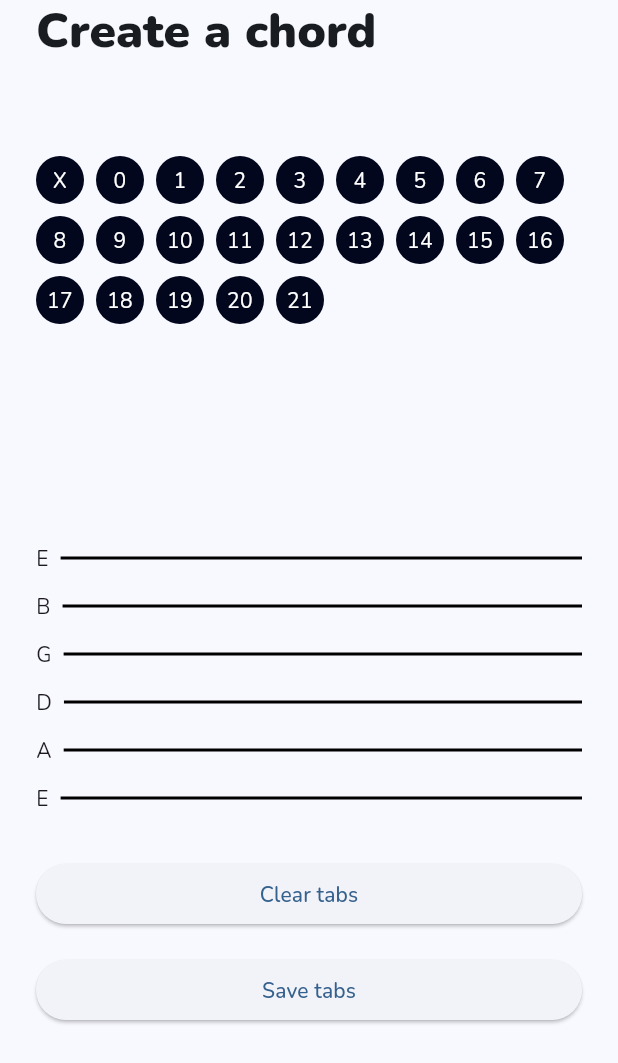
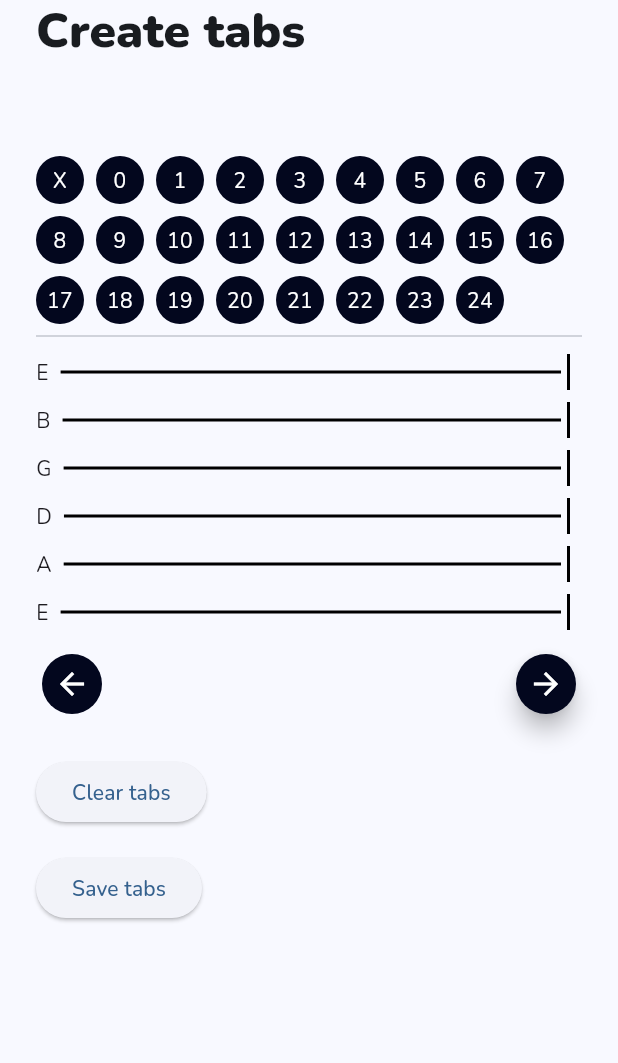
Before and after one commit to stokkefar/String-stack, a Flutter app: the screen it shows after launch, after a tap on "Next", on a phone screen of 412 x 824 dp. Shown: the top 1063 px of the screen. Run offline on Flutter 3.47's test engine with Material 3 defaults, Android fonts, the phone set to English and light mode, and no system bars; our stand-ins replace get_it, google_fonts, injectable, signals.

Commit message:
sort of works

```diff
--- a/lib/domain/models/guitar_string.dart
+++ b/lib/domain/models/guitar_string.dart
@@ -5,12 +5,12 @@ class GuitarString {
   const GuitarString({
     required this.note,
     required this.stringNumber,
-    this.fingerPosition,
+    this.tabs = const [],
   });
 
   final Note note;
   final int stringNumber;
-  final FretPosition? fingerPosition;
+  final List<TabNote> tabs;
 
   String get stringName =>
       '$stringNumber${_getOrdinalSuffix(stringNumber)} string';
@@ -28,18 +28,24 @@ class GuitarString {
     }
   }
 
-  GuitarString copyWith({Note? note, Object? fingerPosition = _sentinel}) =>
-      GuitarString(
-        note: note ?? this.note,
-        fingerPosition: fingerPosition == _sentinel
-            ? this.fingerPosition
-            : fingerPosition as FretPosition?,
-        stringNumber: stringNumber,
-      );
-
-  static const Object _sentinel = Object();
+  @override
+  bool operator ==(Object other) =>
+      identical(this, other) ||
+      other is GuitarString &&
+          runtimeType == other.runtimeType &&
+          note == other.note &&
+          stringNumber == other.stringNumber;
 
   @override
-  String toString() =>
-      '${note.sharp} position: ${fingerPosition?.position ?? 'empty'}';
+  int get hashCode => note.hashCode ^ stringNumber.hashCode;
+
+  GuitarString copyWith({Note? note}) =>
+      GuitarString(note: note ?? this.note, stringNumber: stringNumber);
 }
+
+class TabNote {
+  final FretPosition fingerPosition;
+  final double neckPlacement;
+
+  TabNote(this.fingerPosition, this.neckPlacement);
+}
--- a/lib/main.dart
+++ b/lib/main.dart
@@ -15,6 +15,12 @@ class MyApp extends StatelessWidget {
     return MaterialApp(
       title: 'Flutter Demo',
       theme: ThemeData(
+        floatingActionButtonTheme: FloatingActionButtonThemeData(
+          disabledElevation: 0,
+          shape: CircleBorder(),
+          backgroundColor: Color(0xFF03071e),
+          foregroundColor: Colors.white,
+        ),
         textTheme: GoogleFonts.nunitoTextTheme().copyWith(
           headlineLarge: GoogleFonts.nunito().copyWith(
             fontWeight: FontWeight.w900,
--- a/lib/presentation/chord_creator/chord_creator_screen.dart
+++ b/lib/presentation/chord_creator/chord_creator_screen.dart
@@ -5,8 +5,8 @@ import 'package:string_stack/di/di_setup.dart';
 import 'package:string_stack/domain/models/fret_position.dart';
 import 'package:string_stack/domain/models/tuning.dart';
 import 'package:string_stack/modifiers/padding.dart';
-import 'package:string_stack/presentation/chord_creator/widgets/fret_index.dart';
-import 'package:string_stack/presentation/chord_creator/widgets/tab_grid.dart';
+import 'package:string_stack/presentation/tabs_creator/widgets/fret_index.dart';
+import 'package:string_stack/presentation/tabs_creator/widgets/tab_grid.dart';
 import 'package:string_stack/presentation/chord_creator/chord_creator_view_model.dart';
 
 class ChordCreatorScreen extends StatelessWidget {
@@ -58,7 +58,7 @@ class ChordCreatorScreen extends StatelessWidget {
             Spacer(),
             TabGrid(
               tuning: tuning,
-              onMoveToFret: (stringTab) {
+              onPlaceTab: (stringTab) {
                 vm.onPlaceTab(stringTab);
                 HapticFeedback.lightImpact();
               },
@@ -67,8 +67,6 @@ class ChordCreatorScreen extends StatelessWidget {
                 HapticFeedback.mediumImpact();
               },
               tabs: vm.tabs.watch(context),
-              onClear: () => vm.clearTabs(),
-              onSave: () {},
             ),
             Spacer(),
           ],
--- a/lib/presentation/chord_creator/chord_creator_view_model.dart
+++ b/lib/presentation/chord_creator/chord_creator_view_model.dart
@@ -19,53 +19,53 @@ class ChordCreatorViewModel {
   }
 
   void onPlaceTab(GuitarString incomingStringTab) {
-    final currentTabs = List<GuitarString>.from(tabs.value);
+    // final currentTabs = List<GuitarString>.from(tabs.value);
 
-    // Create the occupied finger position
-    FretPosition? fingerPosition = incomingStringTab.fingerPosition?.copyWith(
-      note: incomingStringTab.note,
-    );
+    // // Create the occupied finger position
+    // FretPosition? fingerPosition = incomingStringTab.fingerPosition?.copyWith(
+    //   note: incomingStringTab.note,
+    // );
 
-    // Create the updated tab with finger position to be set at the end
-    final updatedString = incomingStringTab.copyWith(
-      fingerPosition: fingerPosition,
-    );
+    // // Create the updated tab with finger position to be set at the end
+    // final updatedString = incomingStringTab.copyWith(
+    //   fingerPosition: fingerPosition,
+    // );
 
-    // Check if incoming tab already is occupied
-    if (incomingStringTab.fingerPosition?.note == null) {
-      // If not we update the list by index so the string is still positioned correctly
-      final index = currentTabs.indexWhere(
-        (tab) =>
-            tab.note == incomingStringTab.note &&
-            tab.stringNumber == incomingStringTab.stringNumber,
-      );
-      if (index != -1) {
-        currentTabs[index] = updatedString;
-      }
-    } else {
-      // If incoming tab has a note we remove the position from the
-      // previous string and place it on the new (incoming) string
-      final indexOldString = currentTabs.indexWhere(
-        (tab) => tab.note == incomingStringTab.fingerPosition?.note,
-      );
+    // // Check if incoming tab already is occupied
+    // if (incomingStringTab.fingerPosition?.note == null) {
+    //   // If not we update the list by index so the string is still positioned correctly
+    //   final index = currentTabs.indexWhere(
+    //     (tab) =>
+    //         tab.note == incomingStringTab.note &&
+    //         tab.stringNumber == incomingStringTab.stringNumber,
+    //   );
+    //   if (index != -1) {
+    //     currentTabs[index] = updatedString;
+    //   }
+    // } else {
+    //   // If incoming tab has a note we remove the position from the
+    //   // previous string and place it on the new (incoming) string
+    //   final indexOldString = currentTabs.indexWhere(
+    //     (tab) => tab.note == incomingStringTab.fingerPosition?.note,
+    //   );
 
-      if (indexOldString != -1) {
-        currentTabs[indexOldString] = currentTabs[indexOldString].copyWith(
-          fingerPosition: null,
-        );
-      }
+    //   if (indexOldString != -1) {
+    //     currentTabs[indexOldString] = currentTabs[indexOldString].copyWith(
+    //       fingerPosition: null,
+    //     );
+    //   }
 
-      final indexIncoming = currentTabs.indexWhere(
-        (tab) =>
-            tab.note == incomingStringTab.note &&
-            tab.stringNumber == incomingStringTab.stringNumber,
-      );
+    //   final indexIncoming = currentTabs.indexWhere(
+    //     (tab) =>
+    //         tab.note == incomingStringTab.note &&
+    //         tab.stringNumber == incomingStringTab.stringNumber,
+    //   );
 
-      if (indexIncoming != -1) {
-        currentTabs[indexIncoming] = updatedString;
-      }
-    }
-    tabs.set(currentTabs);
+    //   if (indexIncoming != -1) {
+    //     currentTabs[indexIncoming] = updatedString;
+    //   }
+    // }
+    // tabs.set(currentTabs);
   }
 
   void removeStringTab(GuitarString stringTab) {
@@ -77,18 +77,18 @@ class ChordCreatorViewModel {
           tab.stringNumber == stringTab.stringNumber,
     );
 
-    currentTabs[index] = currentTabs[index].copyWith(fingerPosition: null);
+    // currentTabs[index] = currentTabs[index].copyWith(fingerPosition: null);
 
     tabs.set(currentTabs);
   }
 
   void handlePlaceTabOnTap(FretPosition fret) {
-    for (GuitarString string in tabs.value) {
-      if (string.fingerPosition == null) {
-        onPlaceTab(string.copyWith(fingerPosition: fret));
-        return;
-      }
-    }
+    // for (GuitarString string in tabs.value) {
+    //   if (string.fingerPosition == null) {
+    //     onPlaceTab(string.copyWith(fingerPosition: fret));
+    //     return;
+    //   }
+    // }
   }
 
   void clearTabs() {
--- a/lib/presentation/chord_creator/widgets/string_item.dart
+++ /dev/null
@@ -1,71 +0,0 @@
-import 'package:flutter/material.dart';
-import 'package:string_stack/domain/models/fret_position.dart';
-import 'package:string_stack/domain/models/guitar_string.dart';
-import 'package:string_stack/presentation/chord_creator/widgets/fret_index.dart';
-
-class String extends StatelessWidget {
-  const String({
-    super.key,
-    required this.string,
-    required this.onPlaceTab,
-    this.onOccupiedTabTapped,
-    this.occupiedString,
-  });
-  final GuitarString string;
-  final Function(GuitarString) onPlaceTab;
-  final Function(GuitarString)? onOccupiedTabTapped;
-  final GuitarString? occupiedString;
-
-  @override
-  Widget build(BuildContext context) {
-    return SizedBox(
-      height: 32,
-      child: Stack(
-        alignment: Alignment.center,
-        children: [
-          SizedBox.expand(
-            child: DragTarget<FretPosition>(
-              onAcceptWithDetails: (details) {
-                final fret = details.data;
-
-                final stringTab = GuitarString(
-                  note: string.note,
-                  stringNumber: string.stringNumber,
-                  fingerPosition: fret,
-                );
-                onPlaceTab(stringTab);
-              },
-              builder: (context, _, _) {
-                return Row(
-                  crossAxisAlignment: CrossAxisAlignment.center,
-                  children: [
-                    Text(string.note.sharp),
-                    const SizedBox(width: 8),
-                    Expanded(
-                      child: SizedBox(
-                        height: 2,
-                        child: DecoratedBox(
-                          decoration: BoxDecoration(color: Colors.black),
-                        ),
-                      ),
-                    ),
-                  ],
-                );
-              },
-            ),
-          ),
-          SizedBox(
-            height: 32,
-            child: occupiedString?.fingerPosition != null
-                ? FretIndex(
-                    fret: occupiedString!.fingerPosition!,
-                    removeWhenDragging: true,
-                    onTap: () => onOccupiedTabTapped?.call(occupiedString!),
-                  )
-                : const SizedBox.shrink(),
-          ),
-        ],
-      ),
-    );
-  }
-}
--- a/lib/presentation/chord_creator/widgets/tab_grid.dart
+++ /dev/null
@@ -1,50 +0,0 @@
-import 'package:flutter/material.dart';
-import 'package:string_stack/domain/models/guitar_string.dart';
-import 'package:string_stack/domain/models/tuning.dart';
-import 'package:string_stack/presentation/chord_creator/widgets/string_item.dart';
-import 'package:collection/collection.dart';
-
-class TabGrid extends StatelessWidget {
-  const TabGrid({
-    super.key,
-    required this.tuning,
-    required this.onMoveToFret,
-    required this.tabs,
-    required this.onClear,
-    required this.onSave,
-    this.onOccupiedTabTapped,
-  });
-  final Function(GuitarString) onMoveToFret;
-  final Tuning tuning;
-  final List<GuitarString> tabs;
-  final VoidCallback onClear;
-  final VoidCallback onSave;
-  final Function(GuitarString)? onOccupiedTabTapped;
-
-  @override
-  Widget build(BuildContext context) {
-    return ListView(
-      shrinkWrap: true,
-      physics: NeverScrollableScrollPhysics(),
-      children: [
-        ...List.generate(6, (index) {
-          final string = tuning.getStringInfo(index);
-          return String(
-            string: string,
-            onPlaceTab: (stringTab) => onMoveToFret(stringTab),
-            onOccupiedTabTapped: onOccupiedTabTapped,
-            occupiedString: tabs.firstWhereOrNull(
-              (tab) =>
-                  tab.stringNumber == string.stringNumber &&
-                  tab.note == string.note,
-            ),
-          );
-        }),
-        const SizedBox(height: 24),
-        ElevatedButton(onPressed: onClear, child: Text("Clear tabs")),
-        const SizedBox(height: 16),
-        ElevatedButton(onPressed: onSave, child: Text("Save tabs")),
-      ],
-    );
-  }
-}
--- a/lib/presentation/start/start_screen.dart
+++ b/lib/presentation/start/start_screen.dart
@@ -5,7 +5,7 @@ import 'package:string_stack/modifiers/padding.dart';
 import 'package:string_stack/presentation/start/start_view_model.dart';
 import 'package:string_stack/presentation/start/widgets/custom_tuning_wheel.dart';
 import 'package:string_stack/presentation/start/widgets/tunings_wheel.dart';
-import 'package:string_stack/presentation/chord_creator/chord_creator_screen.dart';
+import 'package:string_stack/presentation/tabs_creator/tabs_creator_screen.dart';
 
 class StartScreen extends StatelessWidget {
   StartScreen({super.key});
@@ -19,7 +19,7 @@ class StartScreen extends StatelessWidget {
           crossAxisAlignment: CrossAxisAlignment.start,
           children: [
             Text(
-              "Create song tabs",
+              "What tuning are you working with?",
               style: Theme.of(context).textTheme.headlineLarge,
             ),
             const SizedBox(height: 24),
@@ -79,7 +79,7 @@ class StartScreen extends StatelessWidget {
                   Navigator.push(
                     context,
                     MaterialPageRoute(
-                      builder: (context) => ChordCreatorScreen(
+                      builder: (context) => TabsCreatorScreen(
                         tuning: vm.selectedTuning.watch(context),
                       ),
                     ),
--- /dev/null
+++ b/lib/presentation/tabs_creator/tabs_creator_screen.dart
@@ -0,0 +1,115 @@
+import 'package:flutter/material.dart';
+import 'package:signals/signals_flutter.dart';
+import 'package:string_stack/di/di_setup.dart';
+import 'package:string_stack/domain/models/fret_position.dart';
+import 'package:string_stack/domain/models/tuning.dart';
+import 'package:string_stack/modifiers/padding.dart';
+import 'package:string_stack/presentation/tabs_creator/tabs_creator_view_model.dart';
+import 'package:string_stack/presentation/tabs_creator/widgets/fret_index.dart';
+import 'package:string_stack/presentation/tabs_creator/widgets/tab_grid.dart';
+
+class TabsCreatorScreen extends StatefulWidget {
+  const TabsCreatorScreen({super.key, required this.tuning});
+  final Tuning tuning;
+
+  @override
+  State<TabsCreatorScreen> createState() => _TabsCreatorScreenState();
+}
+
+class _TabsCreatorScreenState extends State<TabsCreatorScreen> {
+  late final TabsCreatorViewModel _vm = getIt.get(param1: widget.tuning);
+
+  late final PageController _pageController = PageController(initialPage: 0);
+
+  @override
+  void dispose() {
+    _pageController.dispose();
+    super.dispose();
+  }
+
+  @override
+  Widget build(BuildContext context) {
+    return Scaffold(
+      body: SafeArea(
+        child: Column(
+          crossAxisAlignment: CrossAxisAlignment.start,
+          children: [
+            Text(
+              "Create tabs",
+              textAlign: TextAlign.start,
+              style: Theme.of(context).textTheme.headlineLarge,
+            ),
+            const SizedBox(height: 64),
+            Wrap(
+              alignment: WrapAlignment.start,
+              spacing: 8,
+              runSpacing: 8,
+              children: [
+                FretIndex(fret: FretPosition(position: -1)),
+                ...List.generate(25, (index) {
+                  return FretIndex(fret: FretPosition(position: index));
+                }),
+              ],
+            ),
+
+            Divider(),
+
+            SizedBox(
+              width: double.infinity,
+              height: 200,
+              child: PageView.builder(
+                onPageChanged: (page) => _vm.onSectionChanged(page),
+                itemCount: _vm.tabSections.watch(context),
+                controller: _pageController,
+                itemBuilder: (context, index) {
+                  return TabGrid(
+                    tuning: _vm.tuning(),
+                    onPlaceTab: (tab) => _vm.placeTab(tab),
+                    onRemoveTab: (tab) => _vm.removeTab(tab),
+                    tabs: _vm.currentTab,
+                  ).padding(right: 8);
+                },
+              ),
+            ),
+
+            Row(
+              children: [
+                FloatingActionButton(
+                  heroTag: 'prev',
+                  mini: true,
+                  onPressed: _vm.currentSection.watch(context) == 0
+                      ? null
+                      : () async {
+                          _pageController.previousPage(
+                            duration: Duration(milliseconds: 350),
+                            curve: Curves.easeInOutCubic,
+                          );
+                        },
+                  child: Icon(Icons.arrow_back, color: Colors.white),
+                ),
+                Spacer(),
+                FloatingActionButton(
+                  heroTag: 'next',
+                  mini: true,
+                  onPressed: () async {
+                    _vm.onNextTabSection();
+                    _pageController.nextPage(
+                      duration: Duration(milliseconds: 350),
+                      curve: Curves.easeInOut,
+                    );
+                  },
+                  child: Icon(Icons.arrow_forward, color: Colors.white),
+                ),
+              ],
+            ),
+
+            const SizedBox(height: 24),
+            ElevatedButton(onPressed: () {}, child: Text("Clear tabs")),
+            const SizedBox(height: 16),
+            ElevatedButton(onPressed: () {}, child: Text("Save tabs")),
+          ],
+        ).padding(horizontal: 24),
+      ),
+    );
+  }
+}
--- /dev/null
+++ b/lib/presentation/tabs_creator/tabs_creator_view_model.dart
@@ -0,0 +1,44 @@
+import 'package:injectable/injectable.dart';
+import 'package:signals/signals_flutter.dart';
+import 'package:string_stack/domain/models/guitar_string.dart';
+import 'package:string_stack/domain/models/tuning.dart';
+
+@injectable
+class TabsCreatorViewModel {
+  late final Signal<Tuning> tuning = signal(_tuning);
+  late final Signal<List<List<GuitarString>>> tabs = signal([[]]);
+  final Signal<int> tabSections = signal(1);
+  final Signal<int> currentSection = signal(0);
+
+  TabsCreatorViewModel(@factoryParam this._tuning);
+  final Tuning _tuning;
+
+  void onNextTabSection() {
+    int section = currentSection.value;
+
+    if (section == tabSections.value - 1) {
+      tabs.value.add([]);
+      tabSections.set(tabSections.value + 1);
+    }
+  }
+
+  void onSectionChanged(int section) => currentSection.set(section);
+
+  List<GuitarString> get currentTab => tabs.value[currentSection.value];
+
+  void placeTab(GuitarString tab) {
+    final newTabs = List<List<GuitarString>>.from(tabs.value);
+
+    newTabs[currentSection.value].add(tab);
+
+    tabs.set(newTabs);
+  }
+
+  void removeTab(GuitarString tab) {
+    final newTabs = List<List<GuitarString>>.from(tabs.value);
+
+    newTabs[currentSection.value].remove(tab);
+
+    tabs.set(newTabs);
+  }
+}
--- /dev/null
+++ b/lib/presentation/tabs_creator/widgets/string_item.dart
@@ -0,0 +1,126 @@
+import 'package:flutter/material.dart';
+import 'package:flutter/services.dart';
+import 'package:string_stack/domain/models/fret_position.dart';
+import 'package:string_stack/domain/models/guitar_string.dart';
+import 'package:string_stack/modifiers/padding.dart';
+import 'package:string_stack/presentation/tabs_creator/widgets/fret_index.dart';
+
+class StringItem extends StatelessWidget {
+  const StringItem({
+    super.key,
+    required this.string,
+    required this.onPlaceTab,
+    required this.onRemoveTab,
+    required this.tabs,
+  });
+  final GuitarString string;
+  final Function(GuitarString) onPlaceTab;
+  final Function(GuitarString) onRemoveTab;
+  final List<TabNote> tabs;
+
+  @override
+  Widget build(BuildContext context) {
+    return SizedBox(
+      height: 32,
+      child: SizedBox.expand(
+        child: Builder(
+          builder: (stringContext) {
+            return DragTarget<FretPosition>(
+              onAcceptWithDetails: (details) {
+                // Get drop position relative to the string
+                RenderBox? box = stringContext.findRenderObject() as RenderBox?;
+                if (box != null) {
+                  Offset localPosition = box.globalToLocal(details.offset);
+                  double dropX = localPosition.dx - 15; // Center the tab
+
+                  // Ensure minimum position
+                  dropX = dropX.clamp(0, double.infinity);
+
+                  final fret = details.data;
+
+                  tabs.add(TabNote(fret, dropX));
+                  final stringTab = GuitarString(
+                    note: string.note,
+                    stringNumber: string.stringNumber,
+                    tabs: tabs,
+                  );
+                  onPlaceTab(stringTab);
+                  HapticFeedback.lightImpact();
+                }
+              },
+              builder: (context, candidateData, _) {
+                return Stack(
+                  alignment: Alignment.center,
+                  children: [
+                    Row(
+                      crossAxisAlignment: CrossAxisAlignment.center,
+                      children: [
+                        Text(string.note.sharp),
+                        const SizedBox(width: 8),
+                        Expanded(
+                          child: SizedBox(
+                            height: 2,
+                            child: DecoratedBox(
+                              decoration: BoxDecoration(color: Colors.black),
+                            ),
+                          ),
+                        ),
+                        SizedBox(
+                          height: 24,
+                          width: 2,
+                          child: DecoratedBox(
+                            decoration: BoxDecoration(color: Colors.black),
+                          ),
+                        ).padding(left: 4),
+                      ],
+                    ),
+
+                    if (tabs.isNotEmpty) ...[
+                      ...tabs.map((tabNote) {
+                        return Positioned(
+                          left: tabNote.neckPlacement.clamp(0, double.infinity),
+                          child: FretIndex(
+                            fret: tabNote.fingerPosition,
+                            removeWhenDragging: true,
+                            onTap: () {
+                              HapticFeedback.mediumImpact();
+
+                              tabs.remove(tabNote);
+
+                              final stringTab = GuitarString(
+                                note: string.note,
+                                stringNumber: string.stringNumber,
+                                tabs: tabs,
+                              );
+
+                              onRemoveTab(stringTab);
+                            },
+                          ),
+                        );
+                      }),
+                    ],
+
+                    if (candidateData.isNotEmpty) ...[
+                      Positioned(
+                        top: 4,
+                        left: 0,
+                        right: 0,
+                        child: Container(
+                          height: 24,
+                          decoration: BoxDecoration(
+                            color: Colors.deepPurple.withAlpha(100),
+                            borderRadius: BorderRadius.circular(4),
+                          ),
+                        ),
+                      ),
+                    ],
+                  ],
+                );
+              },
+            );
+          },
+        ),
+      ),
+    );
+  }
+}
--- /dev/null
+++ b/lib/presentation/tabs_creator/widgets/tab_grid.dart
@@ -0,0 +1,46 @@
+import 'package:flutter/material.dart';
+import 'package:string_stack/domain/models/guitar_string.dart';
+import 'package:string_stack/domain/models/tuning.dart';
+import 'package:string_stack/presentation/tabs_creator/widgets/string_item.dart';
+import 'package:collection/collection.dart';
+
+class TabGrid extends StatelessWidget {
+  const TabGrid({
+    super.key,
+    required this.tuning,
+    required this.onPlaceTab,
+    required this.onRemoveTab,
+    required this.tabs,
+  });
+  final Function(GuitarString) onPlaceTab;
+  final Function(GuitarString) onRemoveTab;
+  final Tuning tuning;
+  final List<GuitarString> tabs;
+
+  @override
+  Widget build(BuildContext context) {
+    return ListView(
+      shrinkWrap: true,
+      physics: NeverScrollableScrollPhysics(),
+      children: [
+        ...List.generate(6, (index) {
+          final string = tuning.getStringInfo(index);
+          final stringTabs = tabs
+              .firstWhereOrNull(
+                (tab) =>
+                    tab.note == string.note &&
+                    tab.stringNumber == string.stringNumber,
+              )
+              ?.tabs;
+
+          return StringItem(
+            string: string,
+            onPlaceTab: (stringTab) => onPlaceTab(stringTab),
+            onRemoveTab: (stringTab) => onRemoveTab(stringTab),
+            tabs: stringTabs ?? [],
+          );
+        }),
+      ],
+    );
+  }
+}
```
Also changed, not shown: lib/di/di_setup.config.dart, lib/presentation/tabs_creator/widgets/fret_index.dart (renamed from lib/presentation/chord_creator/widgets/fret_index.dart).
